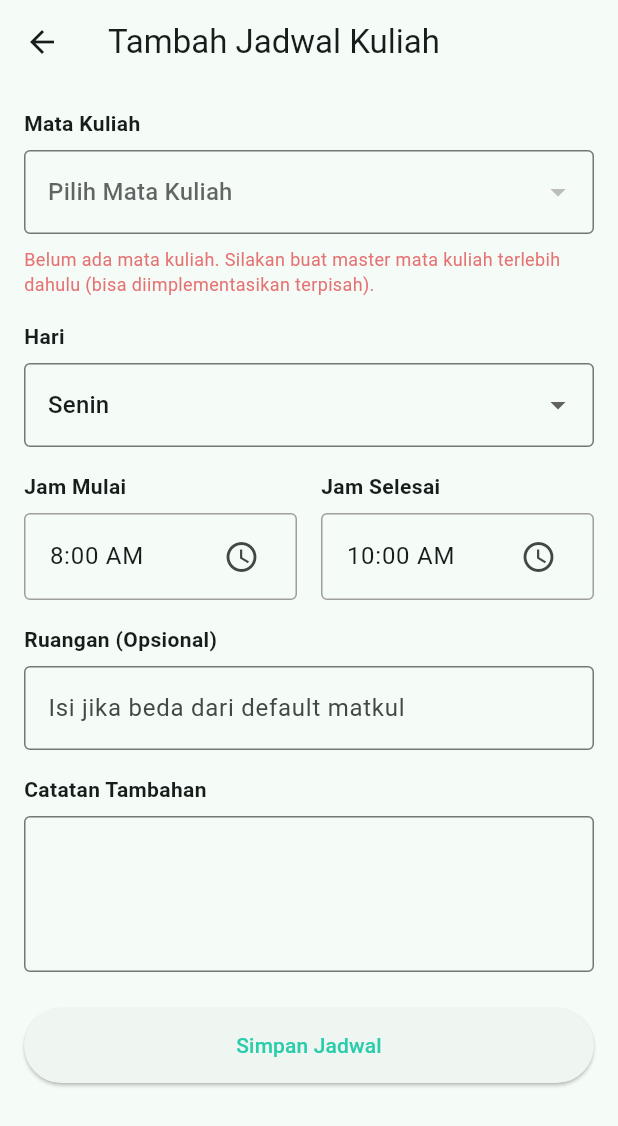
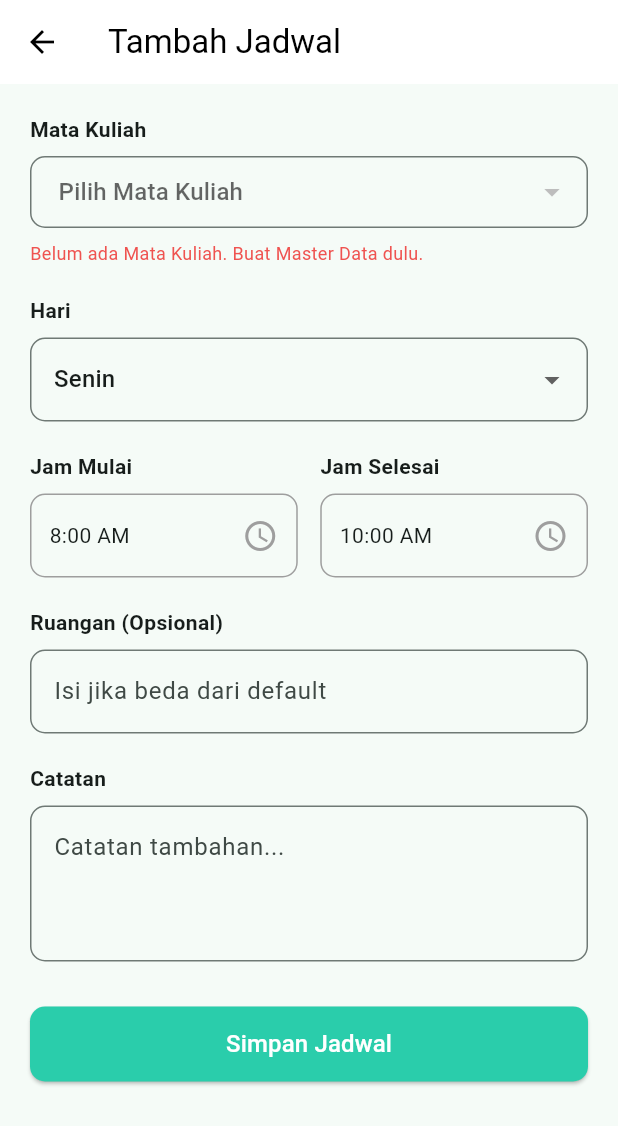
Before and after one commit to zelikarafa/studentplanner, a Flutter app: the AddCollegeScheduleScreen screen opened directly, on a phone screen of 412 x 824 dp. Shown: the top 1126 px of the screen. Run offline on Flutter 3.47's test engine with Material 3 defaults, Android fonts, the light colour scheme and no system bars; our stand-ins replace supabase_flutter; accounts and stored records are empty.

Commit message:
penyesuaian jadwal matkul dan penambahan tugas

```diff
--- a/lib/models/study_item.dart
+++ b/lib/models/study_item.dart
@@ -1,68 +1,55 @@
 import 'package:flutter/material.dart';
 
 class StudyItem {
-  final int id; // ID dari class_schedules (BigInt)
-  final String courseId; // Relasi ke courses (UUID)
-  final String name; // Nama Mata Kuliah (dari tabel courses)
-  final String lecturerName; // (dari tabel courses)
-  final String room; // Prioritas: room jadwal > room matkul
-  final int dayOfWeek; // 1 = Senin, dst
+  final int id;
+  final String courseId;
+  final String name; // Nama Matkul (Diambil dari tabel courses)
+  final String lecturer; // Dosen (Diambil dari tabel courses)
+  final String room; // Prioritas: Room Jadwal > Room Default Matkul
+  final int dayOfWeek;
   final TimeOfDay startTime;
   final TimeOfDay endTime;
-  final String details;
-  final Color color; // (dari tabel courses)
+  final String? details;
+  final Color color; // Default color jika tidak ada di DB
 
   StudyItem({
     required this.id,
     required this.courseId,
     required this.name,
-    required this.lecturerName,
+    required this.lecturer,
     required this.room,
     required this.dayOfWeek,
     required this.startTime,
     required this.endTime,
-    required this.details,
-    required this.color,
+    this.details,
+    this.color = const Color(0xFF2ACDAB), // Warna default hijau tosca
   });
 
-  // =======================================================
-  // DARI SUPABASE (JSON) → APP (DART OBJECT)
-  // =======================================================
   factory StudyItem.fromMap(Map<String, dynamic> map) {
-    // 1. Ambil data relasi 'courses'
-    // Karena kita pakai select('*, courses(*)') di service
+    // 1. Ambil Data Induk (Mata Kuliah)
+    // Supabase mengembalikan object 'courses' karena kita pakai join
     final courseData = map['courses'] ?? {};
 
-    // 2. Helper parsing Waktu (HH:mm:ss) ke TimeOfDay
+    // 2. Logika Ruangan (Pakai ruangan jadwal, kalau null pakai ruangan default matkul)
+    String finalRoom = map['room'] ?? courseData['room'] ?? 'Belum ditentukan';
+
+    // 3. Parsing Waktu (HH:mm:ss -> TimeOfDay)
     TimeOfDay parseTime(String timeStr) {
       final parts = timeStr.split(':');
       return TimeOfDay(hour: int.parse(parts[0]), minute: int.parse(parts[1]));
     }
 
-    // 3. Helper parsing Warna Hex (#FF0000) ke Color Obj
-    Color parseColor(String? hexString) {
-      if (hexString == null || hexString.isEmpty) return Colors.blue;
-      try {
-        return Color(int.parse(hexString.replaceFirst('#', '0xFF')));
-      } catch (e) {
-        return Colors.blue;
-      }
-    }
-
-    // 4. Logika Ruangan: Pakai ruangan jadwal, kalau kosong pakai ruangan default matkul
-    String displayRoom = map['room'] ?? courseData['room'] ?? 'TBD';
-
     return StudyItem(
-      id: map['id'], // BigInt otomatis jadi int di Dart
+      id: map['id'],
       courseId: map['course_id'],
-      name: courseData['name'] ?? 'Matkul Dihapus',
-      lecturerName: courseData['lecturer'] ?? '-',
-      room: displayRoom,
-      dayOfWeek: map['day_of_week'] ?? 1,
+      // Hati-hati: Di tabel courses kolomnya 'course_name' sesuai gambar DB kamu
+      name: courseData['course_name'] ?? 'Tanpa Nama',
+      lecturer: courseData['lecturer'] ?? '-',
+      room: finalRoom,
+      dayOfWeek: map['day_of_week'],
       startTime: parseTime(map['start_time']),
       endTime: parseTime(map['end_time']),
-      details: map['details'] ?? '',
-      color: parseColor(courseData['color_code']),
+      details: map['details'],
     );
   }
 }
--- a/lib/screens/schedule/add_college_schedule_screen.dart
+++ b/lib/screens/schedule/add_college_schedule_screen.dart
@@ -11,28 +11,18 @@ class AddCollegeScheduleScreen extends StatefulWidget {
 
 class _AddCollegeScheduleScreenState extends State<AddCollegeScheduleScreen> {
   final _scheduleService = ScheduleService();
-  final _formKey = GlobalKey<FormState>();
 
-  // State untuk Dropdown & Input
-  bool _isLoading = true;
-  List<Map<String, dynamic>> _courseList = []; // List Matkul untuk Dropdown
-  String? _selectedCourseId; // ID Matkul yang dipilih
-  int _selectedDay = 1; // Default Senin
+  // Form State
+  String? _selectedCourseId;
+  int _selectedDay = 1; // 1 = Senin
   TimeOfDay _startTime = const TimeOfDay(hour: 8, minute: 0);
   TimeOfDay _endTime = const TimeOfDay(hour: 10, minute: 0);
-  final TextEditingController _roomController = TextEditingController();
-  final TextEditingController _detailsController = TextEditingController();
+  final _roomController = TextEditingController();
+  final _detailsController = TextEditingController();
 
-  // Mapping Angka Hari ke Nama Hari
-  final Map<int, String> _days = {
-    1: 'Senin',
-    2: 'Selasa',
-    3: 'Rabu',
-    4: 'Kamis',
-    5: 'Jumat',
-    6: 'Sabtu',
-    7: 'Minggu',
-  };
+  // Data Logic
+  List<Map<String, dynamic>> _courses = [];
+  bool _isLoading = true;
 
   @override
   void initState() {
@@ -40,22 +30,19 @@ class _AddCollegeScheduleScreenState extends State<AddCollegeScheduleScreen> {
     _loadCourses();
   }
 
-  // Ambil data mata kuliah dari Supabase untuk Dropdown
   Future<void> _loadCourses() async {
-    final courses = await _scheduleService.getCoursesForDropdown();
+    final data = await _scheduleService.getCoursesForDropdown();
     setState(() {
-      _courseList = courses;
+      _courses = data;
       _isLoading = false;
     });
   }
 
-  // Fungsi Simpan Jadwal
-  Future<void> _saveSchedule() async {
-    if (!_formKey.currentState!.validate()) return;
+  Future<void> _save() async {
     if (_selectedCourseId == null) {
       ScaffoldMessenger.of(
         context,
-      ).showSnackBar(const SnackBar(content: Text('Mohon pilih Mata Kuliah')));
+      ).showSnackBar(const SnackBar(content: Text('Pilih Mata Kuliah dulu!')));
       return;
     }
 
@@ -67,218 +54,234 @@ class _AddCollegeScheduleScreenState extends State<AddCollegeScheduleScreen> {
         dayOfWeek: _selectedDay,
         startTime: _startTime,
         endTime: _endTime,
-        room: _roomController.text.isEmpty ? null : _roomController.text,
-        details: _detailsController.text.isEmpty
-            ? null
-            : _detailsController.text,
+        room: _roomController.text,
+        details: _detailsController.text,
       );
 
       if (mounted) {
-        Navigator.pop(context, true); // Kembali ke halaman sebelumnya & refresh
+        // PENTING: Kirim 'true' agar halaman depan me-refresh data
+        Navigator.pop(context, true);
+        ScaffoldMessenger.of(context).showSnackBar(
+          const SnackBar(content: Text('Jadwal berhasil disimpan!')),
+        );
       }
     } catch (e) {
       if (mounted) {
+        setState(() => _isLoading = false);
         ScaffoldMessenger.of(
           context,
-        ).showSnackBar(SnackBar(content: Text('Gagal menyimpan: $e')));
+        ).showSnackBar(SnackBar(content: Text('Error: $e')));
       }
-    } finally {
-      if (mounted) setState(() => _isLoading = false);
-    }
-  }
-
-  // Helper untuk Memilih Jam
-  Future<void> _pickTime(bool isStart) async {
-    final picked = await showTimePicker(
-      context: context,
-      initialTime: isStart ? _startTime : _endTime,
-    );
-    if (picked != null) {
-      setState(() {
-        if (isStart) {
-          _startTime = picked;
-        } else {
-          _endTime = picked;
-        }
-      });
     }
   }
 
   @override
   Widget build(BuildContext context) {
     return Scaffold(
-      appBar: AppBar(title: const Text('Tambah Jadwal Kuliah')),
-      body: _isLoading && _courseList.isEmpty
+      appBar: AppBar(
+        title: const Text(
+          "Tambah Jadwal",
+          style: TextStyle(color: Colors.black),
+        ),
+        backgroundColor: Colors.white,
+        elevation: 0,
+        iconTheme: const IconThemeData(color: Colors.black),
+      ),
+      body: _isLoading
           ? const Center(child: CircularProgressIndicator())
           : SingleChildScrollView(
-              padding: const EdgeInsets.all(16.0),
-              child: Form(
-                key: _formKey,
+              padding: const EdgeInsets.all(20),
               child: Column(
                 crossAxisAlignment: CrossAxisAlignment.start,
                 children: [
-                    // 1. DROPDOWN MATA KULIAH
+                  // 1. DROPDOWN MATKUL
                   const Text(
-                      'Mata Kuliah',
+                    "Mata Kuliah",
                     style: TextStyle(fontWeight: FontWeight.bold),
                   ),
                   const SizedBox(height: 8),
                   DropdownButtonFormField<String>(
                     value: _selectedCourseId,
-                      hint: const Text('Pilih Mata Kuliah'),
-                      decoration: const InputDecoration(
-                        border: OutlineInputBorder(),
+                    hint: const Text("Pilih Mata Kuliah"),
+                    decoration: InputDecoration(
+                      border: OutlineInputBorder(
+                        borderRadius: BorderRadius.circular(10),
                       ),
-                      items: _courseList.map((course) {
+                      contentPadding: const EdgeInsets.symmetric(
+                        horizontal: 15,
+                      ),
+                    ),
+                    items: _courses.map((course) {
                       return DropdownMenuItem<String>(
-                          value: course['id'].toString(), // ID Matkul (UUID)
-                          child: Text(course['name']), // Nama Matkul
+                        value: course['id'],
+                        child: Text(course['name']),
                       );
                     }).toList(),
-                      onChanged: (value) {
-                        setState(() => _selectedCourseId = value);
+                    onChanged: (val) {
+                      setState(() {
+                        _selectedCourseId = val;
+                        // Optional: Auto-fill room kalau user pilih matkul
+                        // final selected = _courses.firstWhere((c) => c['id'] == val);
+                        // if (selected['default_room'] != null) {
+                        //   _roomController.text = selected['default_room'];
+                        // }
+                      });
                     },
-                      validator: (value) =>
-                          value == null ? 'Wajib dipilih' : null,
                   ),
 
-                    // Info jika Matkul Kosong
-                    if (_courseList.isEmpty)
+                  // Link ke Master Data jika list kosong
+                  if (_courses.isEmpty)
                     Padding(
                       padding: const EdgeInsets.only(top: 8.0),
                       child: Text(
-                          'Belum ada mata kuliah. Silakan buat master mata kuliah terlebih dahulu (bisa diimplementasikan terpisah).',
-                          style: TextStyle(
-                            color: Colors.red[300],
-                            fontSize: 12,
-                          ),
+                        "Belum ada Mata Kuliah. Buat Master Data dulu.",
+                        style: TextStyle(color: Colors.red[400], fontSize: 12),
                       ),
                     ),
 
-                    const SizedBox(height: 16),
+                  const SizedBox(height: 20),
 
-                    // 2. DROPDOWN HARI
+                  // 2. HARI
                   const Text(
-                      'Hari',
+                    "Hari",
                     style: TextStyle(fontWeight: FontWeight.bold),
                   ),
                   const SizedBox(height: 8),
                   DropdownButtonFormField<int>(
                     value: _selectedDay,
-                      decoration: const InputDecoration(
-                        border: OutlineInputBorder(),
+                    decoration: InputDecoration(
+                      border: OutlineInputBorder(
+                        borderRadius: BorderRadius.circular(10),
                       ),
-                      items: _days.entries.map((entry) {
-                        return DropdownMenuItem<int>(
-                          value: entry.key,
-                          child: Text(entry.value),
-                        );
-                      }).toList(),
+                    ),
+                    items: const [
+                      DropdownMenuItem(value: 1, child: Text("Senin")),
+                      DropdownMenuItem(value: 2, child: Text("Selasa")),
+                      DropdownMenuItem(value: 3, child: Text("Rabu")),
+                      DropdownMenuItem(value: 4, child: Text("Kamis")),
+                      DropdownMenuItem(value: 5, child: Text("Jumat")),
+                      DropdownMenuItem(value: 6, child: Text("Sabtu")),
+                      DropdownMenuItem(value: 7, child: Text("Minggu")),
+                    ],
                     onChanged: (val) => setState(() => _selectedDay = val!),
                   ),
 
-                    const SizedBox(height: 16),
+                  const SizedBox(height: 20),
 
                   // 3. JAM MULAI & SELESAI
                   Row(
                     children: [
                       Expanded(
-                          child: Column(
-                            crossAxisAlignment: CrossAxisAlignment.start,
-                            children: [
-                              const Text(
-                                'Jam Mulai',
-                                style: TextStyle(fontWeight: FontWeight.bold),
+                        child: _buildTimePicker("Jam Mulai", _startTime, (val) {
+                          setState(() => _startTime = val);
+                        }),
                       ),
-                              const SizedBox(height: 8),
-                              ListTile(
-                                shape: RoundedRectangleBorder(
-                                  side: const BorderSide(color: Colors.grey),
-                                  borderRadius: BorderRadius.circular(4),
-                                ),
-                                title: Text(_startTime.format(context)),
-                                trailing: const Icon(Icons.access_time),
-                                onTap: () => _pickTime(true),
-                              ),
-                            ],
-                          ),
-                        ),
-                        const SizedBox(width: 16),
+                      const SizedBox(width: 15),
                       Expanded(
-                          child: Column(
-                            crossAxisAlignment: CrossAxisAlignment.start,
-                            children: [
-                              const Text(
-                                'Jam Selesai',
-                                style: TextStyle(fontWeight: FontWeight.bold),
-                              ),
-                              const SizedBox(height: 8),
-                              ListTile(
-                                shape: RoundedRectangleBorder(
-                                  side: const BorderSide(color: Colors.grey),
-                                  borderRadius: BorderRadius.circular(4),
-                                ),
-                                title: Text(_endTime.format(context)),
-                                trailing: const Icon(Icons.access_time),
-                                onTap: () => _pickTime(false),
-                              ),
-                            ],
-                          ),
+                        child: _buildTimePicker("Jam Selesai", _endTime, (val) {
+                          setState(() => _endTime = val);
+                        }),
                       ),
                     ],
                   ),
 
-                    const SizedBox(height: 16),
+                  const SizedBox(height: 20),
 
-                    // 4. RUANGAN (Optional Override)
+                  // 4. RUANGAN (Optional)
                   const Text(
-                      'Ruangan (Opsional)',
+                    "Ruangan (Opsional)",
                     style: TextStyle(fontWeight: FontWeight.bold),
                   ),
                   const SizedBox(height: 8),
-                    TextFormField(
+                  TextField(
                     controller: _roomController,
-                      decoration: const InputDecoration(
-                        hintText: 'Isi jika beda dari default matkul',
-                        border: OutlineInputBorder(),
+                    decoration: InputDecoration(
+                      hintText: "Isi jika beda dari default",
+                      border: OutlineInputBorder(
+                        borderRadius: BorderRadius.circular(10),
+                      ),
                     ),
                   ),
 
-                    const SizedBox(height: 16),
+                  const SizedBox(height: 20),
 
                   // 5. CATATAN
                   const Text(
-                      'Catatan Tambahan',
+                    "Catatan",
                     style: TextStyle(fontWeight: FontWeight.bold),
                   ),
                   const SizedBox(height: 8),
-                    TextFormField(
+                  TextField(
                     controller: _detailsController,
                     maxLines: 3,
-                      decoration: const InputDecoration(
-                        border: OutlineInputBorder(),
+                    decoration: InputDecoration(
+                      hintText: "Catatan tambahan...",
+                      border: OutlineInputBorder(
+                        borderRadius: BorderRadius.circular(10),
+                      ),
                     ),
                   ),
 
-                    const SizedBox(height: 24),
+                  const SizedBox(height: 30),
 
                   // TOMBOL SIMPAN
                   SizedBox(
                     width: double.infinity,
                     height: 50,
                     child: ElevatedButton(
-                        onPressed: _isLoading ? null : _saveSchedule,
-                        child: _isLoading
-                            ? const CircularProgressIndicator(
-                                color: Colors.white,
-                              )
-                            : const Text('Simpan Jadwal'),
+                      onPressed: _save,
+                      style: ElevatedButton.styleFrom(
+                        backgroundColor: const Color(0xFF2ACDAB),
+                        shape: RoundedRectangleBorder(
+                          borderRadius: BorderRadius.circular(10),
+                        ),
+                      ),
+                      child: const Text(
+                        "Simpan Jadwal",
+                        style: TextStyle(color: Colors.white, fontSize: 16),
+                      ),
                     ),
                   ),
                 ],
               ),
             ),
+    );
+  }
+
+  Widget _buildTimePicker(
+    String label,
+    TimeOfDay time,
+    Function(TimeOfDay) onPicked,
+  ) {
+    return Column(
+      crossAxisAlignment: CrossAxisAlignment.start,
+      children: [
+        Text(label, style: const TextStyle(fontWeight: FontWeight.bold)),
+        const SizedBox(height: 8),
+        InkWell(
+          onTap: () async {
+            final picked = await showTimePicker(
+              context: context,
+              initialTime: time,
+            );
+            if (picked != null) onPicked(picked);
+          },
+          child: Container(
+            padding: const EdgeInsets.symmetric(horizontal: 12, vertical: 15),
+            decoration: BoxDecoration(
+              border: Border.all(color: Colors.grey),
+              borderRadius: BorderRadius.circular(10),
             ),
+            child: Row(
+              mainAxisAlignment: MainAxisAlignment.spaceBetween,
+              children: [
+                Text(time.format(context)),
+                const Icon(Icons.access_time, color: Colors.grey),
+              ],
+            ),
+          ),
+        ),
+      ],
     );
   }
 }
```
Also changed, not shown: lib/models/task_item.dart (+18 -24 lines), lib/screens/notifications_screen.dart (+11 -9 lines), lib/screens/tasks/tasks_screen.dart (+21 -7 lines), lib/services/schedule_service.dart (+28 -28 lines), lib/services/task_service.dart (+23 -18 lines). Lines whose indentation alone changed are shown as unchanged.
